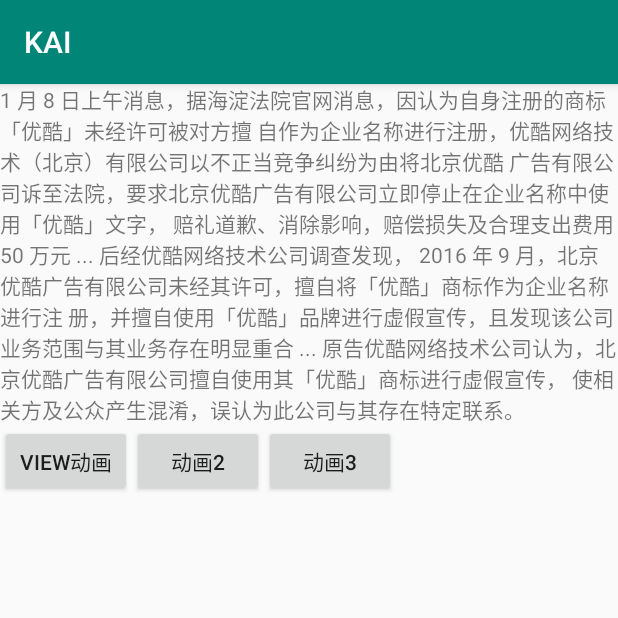
After one commit to YongmingLee/kai, an Android app: the AnimationTestActivity screen opened directly, with no data from a screen before it, on a phone screen of 412 x 824 dp, the top half of it. The commit adds this screen. Run offline under Robolectric (Android 15) with nearby library versions, the phone set to English and light mode, and no system bars.

Commit message:
动画、注解、CardView 测试

```diff
--- a/app/build.gradle
+++ b/app/build.gradle
@@ -23,6 +23,7 @@ dependencies {
     implementation fileTree(dir: 'libs', include: ['*.jar'])
     implementation 'com.android.support:appcompat-v7:27.1.1'
     implementation 'com.android.support.constraint:constraint-layout:1.1.3'
+    implementation 'com.android.support:cardview-v7:27.1.1'
     testImplementation 'junit:junit:4.12'
     androidTestImplementation 'com.android.support.test:runner:1.0.2'
     androidTestImplementation 'com.android.support.test.espresso:espresso-core:3.0.2'
--- a/app/src/main/AndroidManifest.xml
+++ b/app/src/main/AndroidManifest.xml
@@ -53,6 +53,8 @@
         <activity android:name=".ActivitySubmodule.SensorTestActivity" />
         <activity android:name=".ActivitySubmodule.RecyclerViewActivity" />
         <activity android:name=".ActivitySubmodule.ReflectTestActivity"/>
+        <activity android:name=".ActivitySubmodule.CardViewTestActivity"/>
+        <activity android:name=".ActivitySubmodule.AnimationTestActivity"/>
 
         <!--
         注意事项:
--- /dev/null
+++ b/app/src/main/java/com/example/yongming/activity/ActivitySubmodule/AnimationTestActivity.java
@@ -0,0 +1,57 @@
+package com.example.yongming.activity.ActivitySubmodule;
+
+import android.os.Bundle;
+import android.support.annotation.Nullable;
+import android.util.Log;
+import android.view.View;
+import android.view.animation.Animation;
+import android.view.animation.AnimationUtils;
+import android.widget.Button;
+import android.widget.TextView;
+
+import com.example.yongming.activity.BaseActivity;
+import com.example.yongming.activity.R;
+import com.example.yongming.manager.YMFieldHelper;
+import com.example.yongming.protocol.YMField;
+
+public class AnimationTestActivity extends BaseActivity implements View.OnClickListener {
+
+    @YMField(R.id.ata_textview)
+    public TextView textView;
+
+    @Override
+    protected void onCreate(@Nullable Bundle savedInstanceState) {
+        super.onCreate(savedInstanceState);
+        setContentView(R.layout.activity_test_animation);
+
+        int[] btns = {R.id.ata_ani_btn0, R.id.ata_ani_btn1, R.id.ata_ani_btn2};
+        for (int btn : btns) {
+            Button button = findViewById(btn);
+            button.setOnClickListener(this);
+        }
+
+        YMFieldHelper.processAnnotation(AnimationTestActivity.class, this, this);
+    }
+
+    @Override
+    public void onClick(View view) {
+        switch (view.getId()) {
+            case R.id.ata_ani_btn0:
+
+                // XML 定义了插值器，约定动画执行的加速度
+                Animation animation = AnimationUtils.loadAnimation(this, R.anim.base_anim);
+                textView.startAnimation(animation);
+
+                break;
+
+            case R.id.ata_ani_btn1:
+
+
+
+                break;
+
+            case R.id.ata_ani_btn2:
+                break;
+        }
+    }
+}
--- a/app/src/main/java/com/example/yongming/activity/ActivitySubmodule/RecyclerViewActivity.java
+++ b/app/src/main/java/com/example/yongming/activity/ActivitySubmodule/RecyclerViewActivity.java
@@ -31,7 +31,7 @@ public class RecyclerViewActivity extends BaseActivity {
 
 //        LinearLayoutManager layoutManager = new LinearLayoutManager(this);
 
-        StaggeredGridLayoutManager layoutManager = new StaggeredGridLayoutManager(3, StaggeredGridLayoutManager.VERTICAL);
+        StaggeredGridLayoutManager layoutManager = new StaggeredGridLayoutManager(4, StaggeredGridLayoutManager.VERTICAL);
         recyclerView.setLayoutManager(layoutManager);
 
         FruitAdapter fruitAdapter = new FruitAdapter(fruits);
--- a/app/src/main/java/com/example/yongming/activity/BaseActivity.java
+++ b/app/src/main/java/com/example/yongming/activity/BaseActivity.java
@@ -8,6 +8,7 @@ import android.support.v7.app.AppCompatActivity;
 import android.util.Log;
 
 import com.example.yongming.manager.ActivityLifeManager;
+import com.example.yongming.manager.YMFieldHelper;
 
 public class BaseActivity extends AppCompatActivity {
 
--- /dev/null
+++ b/app/src/main/java/com/example/yongming/manager/YMFieldHelper.java
@@ -0,0 +1,32 @@
+package com.example.yongming.manager;
+
+import android.app.Activity;
+
+import com.example.yongming.protocol.YMField;
+
+import java.lang.reflect.Field;
+
+public class YMFieldHelper {
+
+    public static void processAnnotation(Class cls, Object obj, Activity context)
+    {
+        Field[] fields = cls.getDeclaredFields();
+
+        for (Field field : fields) {
+
+            if (field.isAnnotationPresent(YMField.class))
+            {
+                YMField ymField = field.getAnnotation(YMField.class);
+
+                try {
+
+                    field.set(obj, context.findViewById(ymField.value()));
+
+                } catch (IllegalAccessException e) {
+
+                    e.printStackTrace();
+                }
+            }
+        }
+    }
+}
--- a/app/src/main/java/com/example/yongming/protocol/YMField.java
+++ b/app/src/main/java/com/example/yongming/protocol/YMField.java
@@ -1,9 +1,13 @@
 package com.example.yongming.protocol;
+
+import android.app.Activity;
+import android.content.Context;
 
 import java.lang.annotation.ElementType;
 import java.lang.annotation.Retention;
 import java.lang.annotation.RetentionPolicy;
 import java.lang.annotation.Target;
+import java.lang.reflect.Field;
 
 /*
 * 注解
--- /dev/null
+++ b/app/src/main/res/anim/base_anim.xml
@@ -0,0 +1,42 @@
+<?xml version="1.0" encoding="utf-8"?>
+
+<!--
+
+插值器： 设置动画的加速度
+
+AccelerateDecelerateInterpolator 	@android:anim/accelerate_decelerate_interpolator 	动画始末速率较慢，中间加速
+AccelerateInterpolator 	@android:anim/accelerate_interpolator 	动画开始速率较慢，之后慢慢加速
+AnticipateInterpolator 	@android:anim/anticipate_interpolator 	开始的时候从后向前甩
+AnticipateOvershootInterpolator 	@android:anim/anticipate_overshoot_interpolator 	类似上面 AnticipateInterpolator
+BounceInterpolator 	@android:anim/bounce_interpolator 	动画结束时弹起
+CycleInterpolator 	@android:anim/cycle_interpolator 	循环播放速率改变为正弦曲线
+DecelerateInterpolator 	@android:anim/decelerate_interpolator 	动画开始快然后慢
+LinearInterpolator 	@android:anim/linear_interpolator 	动画匀速改变
+OvershootInterpolator 	@android:anim/overshoot_interpolator 	向前弹出一定值之后回到原来位置
+PathInterpolator 		新增，定义路径坐标后按照路径坐标来跑。
+
+-->
+
+<set xmlns:android="http://schemas.android.com/apk/res/android"
+    android:duration="2500"
+    android:shareInterpolator="@android:anim/cycle_interpolator">
+    <alpha
+        android:fromAlpha="0"
+        android:toAlpha="1" />
+
+    <scale
+        android:fromXScale="0.1"
+        android:toXScale="1"
+        android:fromYScale="0.1"
+        android:toYScale="1"
+        android:pivotY="50%"
+        android:pivotX="50%"
+        />
+
+    <rotate
+        android:fromDegrees="0"
+        android:toDegrees="720"
+        android:pivotY="50%"
+        android:pivotX="50%"
+        />
+</set>
--- /dev/null
+++ b/app/src/main/res/layout/activity_test_animation.xml
@@ -0,0 +1,40 @@
+<?xml version="1.0" encoding="utf-8"?>
+<LinearLayout xmlns:android="http://schemas.android.com/apk/res/android"
+    android:orientation="vertical" android:layout_width="match_parent"
+    android:layout_height="match_parent">
+
+    <TextView
+        android:id="@+id/ata_textview"
+        android:layout_width="wrap_content"
+        android:layout_height="wrap_content"
+        android:text="@string/test_string"/>
+
+
+    <LinearLayout
+        android:orientation="horizontal"
+        android:layout_width="match_parent"
+        android:layout_height="wrap_content">
+
+        <Button
+            android:id="@+id/ata_ani_btn0"
+            android:layout_width="wrap_content"
+            android:layout_height="wrap_content"
+            android:text="View动画"/>
+
+        <Button
+            android:id="@+id/ata_ani_btn1"
+            android:layout_width="wrap_content"
+            android:layout_height="wrap_content"
+            android:text="动画2"/>
+
+        <Button
+            android:id="@+id/ata_ani_btn2"
+            android:layout_width="wrap_content"
+            android:layout_height="wrap_content"
+            android:text="动画3"/>
+
+    </LinearLayout>
+
+
+
+</LinearLayout>
--- a/app/src/main/res/values/strings.xml
+++ b/app/src/main/res/values/strings.xml
@@ -3,4 +3,12 @@
     <string name="demo_string">HELLO YOU!</string>
     <string name="next_activity">进入下一个Activity</string>
     <string name="send_broadcast_test">模拟发送广播</string>
+    <string name="test_string">1 月 8 日上午消息，据海淀法院官网消息，因认为自身注册的商标「优酷」未经许可被对方擅
+自作为企业名称进行注册，优酷网络技术（北京）有限公司以不正当竞争纠纷为由将北京优酷
+广告有限公司诉至法院，要求北京优酷广告有限公司立即停止在企业名称中使用「优酷」文字，
+赔礼道歉、消除影响，赔偿损失及合理支出费用 50 万元 ... 后经优酷网络技术公司调查发现，
+2016 年 9 月，北京优酷广告有限公司未经其许可，擅自将「优酷」商标作为企业名称进行注
+册，并擅自使用「优酷」品牌进行虚假宣传，且发现该公司业务范围与其业务存在明显重合 ...
+原告优酷网络技术公司认为，北京优酷广告有限公司擅自使用其「优酷」商标进行虚假宣传，
+使相关方及公众产生混淆，误认为此公司与其存在特定联系。</string>
 </resources>
```
Also changed, not shown: app/src/main/java/com/example/yongming/activity/ActivitySubmodule/CardViewTestActivity.java (added, +15 -0 lines), app/src/main/java/com/example/yongming/activity/ActivitySubmodule/ReflectTestActivity.java (+3 -31 lines), app/src/main/java/com/example/yongming/activity/UITestActivity.java (+15 -0 lines), app/src/main/res/layout/activity_test_cardview.xml (added, +21 -0 lines), app/src/main/res/layout/fruit_item.xml (+13 -0 lines).
